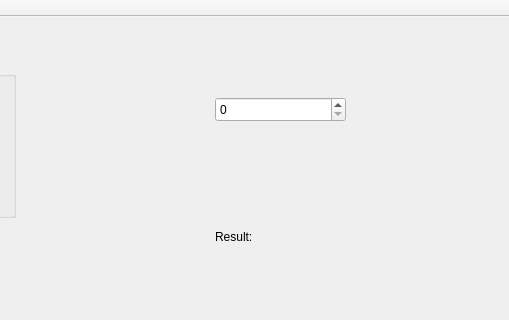
Qt form QtPi/mainwindow.ui (kzhereb/knu-is-ooop2019) before a commit; both pictures show x 215 to 724 and y 0 to 320 of the 724 by 490 pixel window.
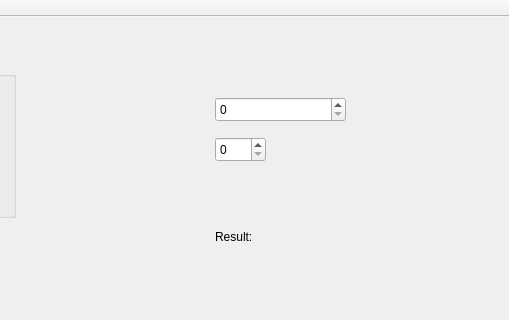
The same form after that commit.

Commit message: Change precision from UI

What changed in the file:
```diff
--- a/QtPi/mainwindow.ui
+++ b/QtPi/mainwindow.ui
@@ -79,6 +79,19 @@
      <number>1000000000</number>
     </property>
    </widget>
+   <widget class="QSpinBox" name="spinDigits">
+    <property name="geometry">
+     <rect>
+      <x>430</x>
+      <y>120</y>
+      <width>51</width>
+      <height>25</height>
+     </rect>
+    </property>
+    <property name="maximum">
+     <number>14</number>
+    </property>
+   </widget>
   </widget>
   <widget class="QMenuBar" name="menuBar">
    <property name="geometry">
```
The commit also changes 1 other file.
